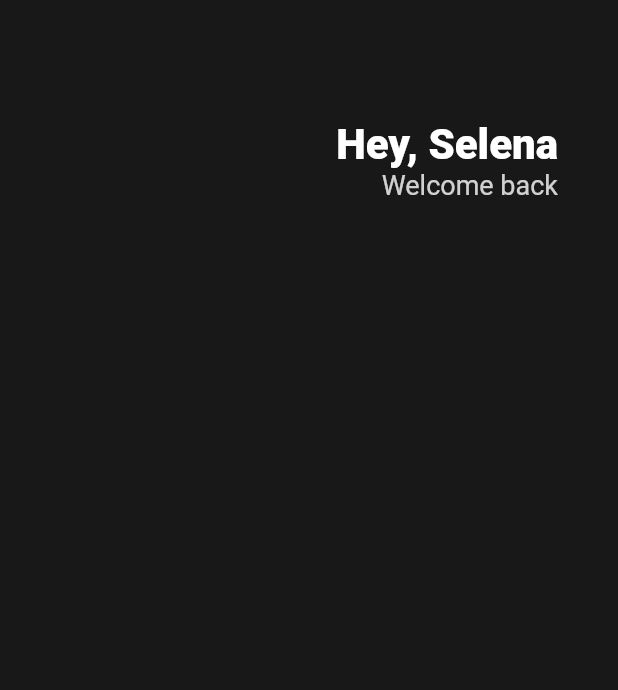
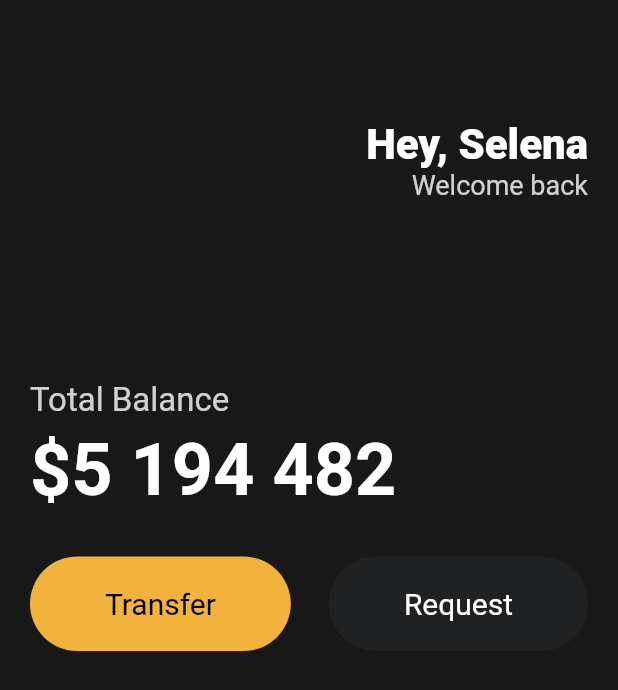
Before and after one commit to Anjiwoong/flutter-study, a Flutter app: the screen it shows after launch, on a phone screen of 412 x 824 dp. Shown: the top 690 px of the screen. Run offline on Flutter 3.47's test engine with Material 2 defaults, Android fonts, the phone set to English and light mode, and no system bars.

Commit message:
Feat: 3.5 Reusable Widgets

```diff
--- a/lib/main.dart
+++ b/lib/main.dart
@@ -1,4 +1,5 @@
 import 'package:flutter/material.dart';
+import 'package:toonflix/widgets/button.dart';
 
 void main() {
   runApp(App());
@@ -9,12 +10,13 @@ class App extends StatelessWidget {
   Widget build(BuildContext context) {
     return MaterialApp(
       home: Scaffold(
-          backgroundColor: Color(0xFF181818),
+          backgroundColor: const Color(0xFF181818),
           body: Padding(
-            padding: EdgeInsets.symmetric(horizontal: 40),
+            padding: const EdgeInsets.symmetric(horizontal: 20),
             child: Column(
+              crossAxisAlignment: CrossAxisAlignment.start,
               children: [
-                SizedBox(
+                const SizedBox(
                   height: 80,
                 ),
                 Row(
@@ -22,7 +24,7 @@ class App extends StatelessWidget {
                   children: [
                     Column(
                       crossAxisAlignment: CrossAxisAlignment.end,
-                      children: [
+                      children: const [
                         Text(
                           'Hey, Selena',
                           style: TextStyle(
@@ -33,11 +35,47 @@ class App extends StatelessWidget {
                         Text(
                           'Welcome back',
                           style: TextStyle(
-                              color: Colors.white.withOpacity(.8),
+                              color: Color.fromRGBO(255, 255, 255, .8),
                               fontSize: 18),
                         )
                       ],
                     )
+                  ],
+                ),
+                const SizedBox(
+                  height: 120,
+                ),
+                Text(
+                  'Total Balance',
+                  style: TextStyle(
+                      fontSize: 22, color: Colors.white.withOpacity(0.8)),
+                ),
+                const SizedBox(
+                  height: 5,
+                ),
+                const Text(
+                  '\$5 194 482',
+                  style: TextStyle(
+                      fontSize: 48,
+                      fontWeight: FontWeight.w600,
+                      color: Colors.white),
+                ),
+                const SizedBox(
+                  height: 30,
+                ),
+                Row(
+                  mainAxisAlignment: MainAxisAlignment.spaceBetween,
+                  children: const [
+                    Button(
+                      text: 'Transfer',
+                      bgColor: Color(0xFFF1B33B),
+                      textColor: Colors.black,
+                    ),
+                    Button(
+                      text: 'Request',
+                      bgColor: Color(0xFF1F2123),
+                      textColor: Colors.white,
+                    ),
                   ],
                 )
               ],
--- /dev/null
+++ b/lib/widgets/button.dart
@@ -0,0 +1,32 @@
+import 'package:flutter/material.dart';
+
+class Button extends StatelessWidget {
+  final String text;
+  final Color bgColor;
+  final Color textColor;
+
+  const Button(
+      {super.key,
+      required this.text,
+      required this.bgColor,
+      required this.textColor});
+
+  @override
+  Widget build(BuildContext context) {
+    return Container(
+      decoration: BoxDecoration(
+        color: bgColor,
+        borderRadius: BorderRadius.circular(45),
+      ),
+      child: Padding(
+          padding: const EdgeInsets.symmetric(vertical: 20, horizontal: 50),
+          child: Text(
+            text,
+            style: TextStyle(
+              color: textColor,
+              fontSize: 20,
+            ),
+          )),
+    );
+  }
+}
```
Also changed, not shown: 1 other file.
